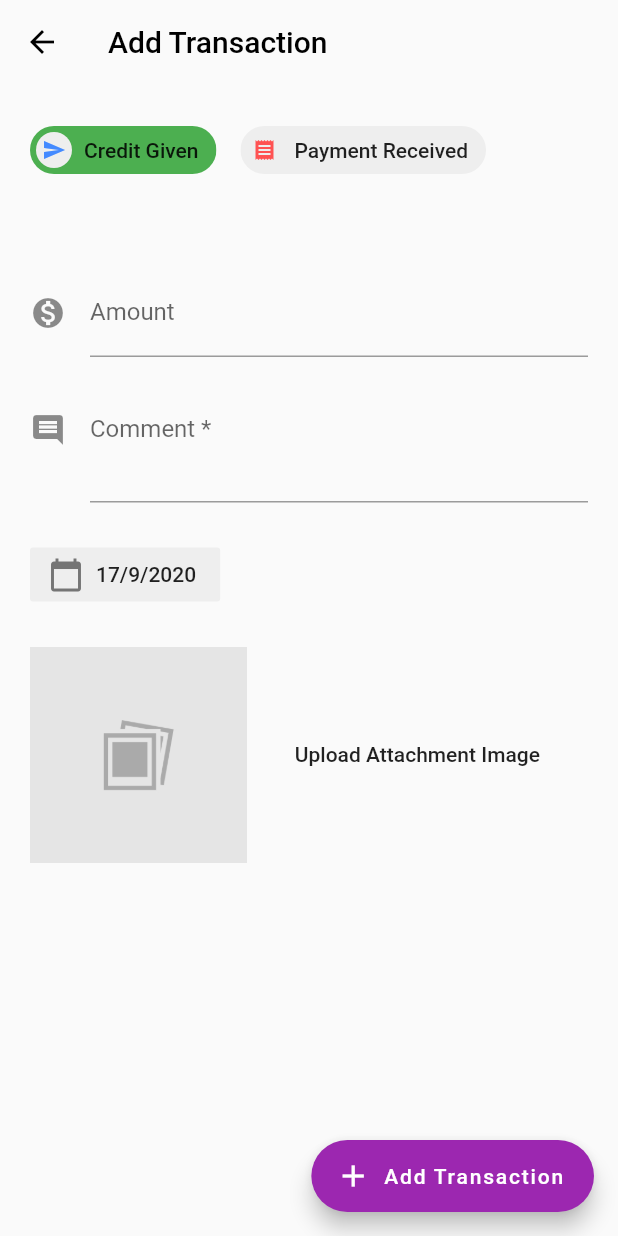
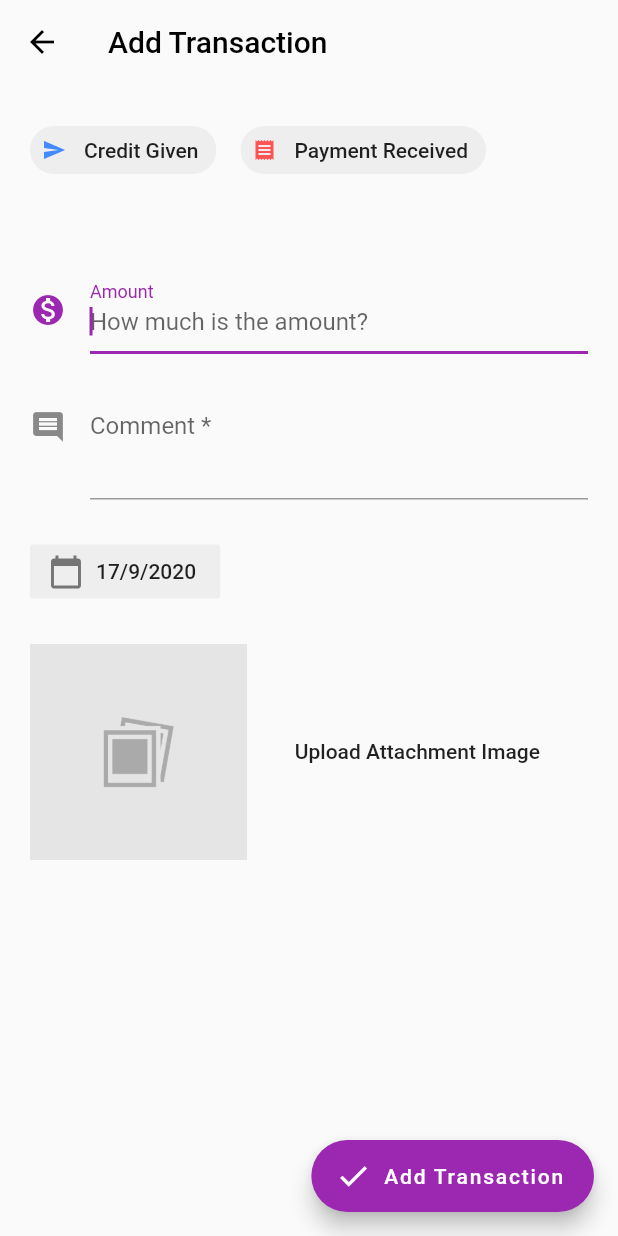
Before and after one commit to l3lackcurtains/udharo-khata, a Flutter app: the AddTransaction screen opened directly with empty values, on a phone screen of 412 x 824 dp. Run offline on Flutter 3.47's test engine with Material 2 defaults, Android fonts, the phone set to English and light mode, and no system bars; our stand-ins replace firebase_auth, google_sign_in, image_picker, open_file, pdf, share and 1 more; missing offline and left inert: autocomplete_textfield, flutter_pdfview, googleapis; accounts and stored records are empty.

Commit message:
Before backup in firebase

```diff
--- a/lib/main.dart
+++ b/lib/main.dart
@@ -16,7 +16,7 @@ class MyApp extends StatelessWidget {
         title: 'Khata',
         theme: ThemeData(
             primarySwatch: Colors.purple,
-            primaryColor: Colors.deepPurple,
+            primaryColor: Color(0xFF192a56),
             fontFamily: 'Roboto'),
         home: SignIn());
   }
--- a/lib/pages/addCustomer.dart
+++ b/lib/pages/addCustomer.dart
@@ -61,7 +61,7 @@ class _AddCustomerState extends State<AddCustomer> {
         onPressed: () {
           addCustomer();
         },
-        icon: Icon(Icons.add),
+        icon: Icon(Icons.check),
         label: Text('Add Customer'),
       ),
       body: Container(
--- a/lib/pages/addTransaction.dart
+++ b/lib/pages/addTransaction.dart
@@ -5,6 +5,7 @@ import 'package:autocomplete_textfield/autocomplete_textfield.dart';
 import 'package:flutter/material.dart';
 import 'package:flutter/services.dart';
 import 'package:image_picker/image_picker.dart';
+import 'package:intl/intl.dart';
 import 'package:udharokhata/blocs/customerBloc.dart';
 import 'package:udharokhata/blocs/transactionBloc.dart';
 import 'package:udharokhata/models/customer.dart';
@@ -13,14 +14,14 @@ import 'package:udharokhata/models/transaction.dart';
 class AddTransaction extends StatefulWidget {
   final Function() notifyParent;
   final Customer customer;
-  AddTransaction(this.customer, this.notifyParent, {Key key}) : super(key: key);
+  final String transType;
+  AddTransaction(this.customer, this.transType, this.notifyParent, {Key key})
+      : super(key: key);
   @override
   _AddTransactionState createState() => _AddTransactionState();
 }
 
 class _AddTransactionState extends State<AddTransaction> {
-  // Transaction type
-  // 0: credit 1: received
   String _transType = "credit";
   AutoCompleteTextField searchTextField;
 
@@ -39,6 +40,23 @@ class _AddTransactionState extends State<AddTransaction> {
   final GlobalKey<AutoCompleteTextFieldState> _customerSuggestionKey =
       GlobalKey();
   final _scaffoldKey = GlobalKey<ScaffoldState>();
+
+  @override
+  void initState() {
+    super.initState();
+    String dateNow = DateFormat("yMMMMd").format(_date);
+    setState(() {
+      _transType = widget.transType;
+      _customerId = widget.customer.id;
+      _customerName = widget.customer.name;
+
+      if (_transType == "credit") {
+        _comment = "Credit given on " + dateNow;
+      } else if (_transType == "payment") {
+        _comment = "Payment received from on " + dateNow;
+      }
+    });
+  }
 
   Future<void> _selectDate(BuildContext context) async {
     final DateTime picked = await showDatePicker(
@@ -71,9 +89,6 @@ class _AddTransactionState extends State<AddTransaction> {
 
   @override
   Widget build(BuildContext context) {
-    _customerId = widget.customer.id;
-    _customerName = widget.customer.name;
-
     return FutureBuilder(
         future: customerBloc.getCustomers(),
         builder: (BuildContext context, AsyncSnapshot snapshot) {
@@ -98,7 +113,7 @@ class _AddTransactionState extends State<AddTransaction> {
                 onPressed: () {
                   addTransaction();
                 },
-                icon: Icon(Icons.add),
+                icon: Icon(Icons.check),
                 label: Text('Add Transaction'),
               ),
               body: SingleChildScrollView(
@@ -165,8 +180,8 @@ class _AddTransactionState extends State<AddTransaction> {
                                           EdgeInsets.fromLTRB(4, 16, 4, 16),
                                       child: Text(_customerName,
                                           style: TextStyle(
-                                              fontWeight: FontWeight.bold,
-                                              fontSize: 20)))
+                                              fontWeight: FontWeight.normal,
+                                              fontSize: 18)))
                                 ])
                               : searchTextField = AutoCompleteTextField(
                                   key: _customerSuggestionKey,
@@ -210,6 +225,7 @@ class _AddTransactionState extends State<AddTransaction> {
                                   },
                                 ),
                           TextFormField(
+                            autofocus: true,
                             decoration: InputDecoration(
                               icon: Icon(Icons.monetization_on),
                               hintText: 'How much is the amount?',
@@ -232,6 +248,7 @@ class _AddTransactionState extends State<AddTransaction> {
                             onSaved: (input) => _amount = double.parse(input),
                           ),
                           TextFormField(
+                            initialValue: _comment,
                             decoration: InputDecoration(
                               icon: Icon(Icons.comment),
                               hintText: 'Write comment about the transaction.',
```
Also changed, not shown: lib/pages/singleCustomer.dart (+74 -31 lines).
